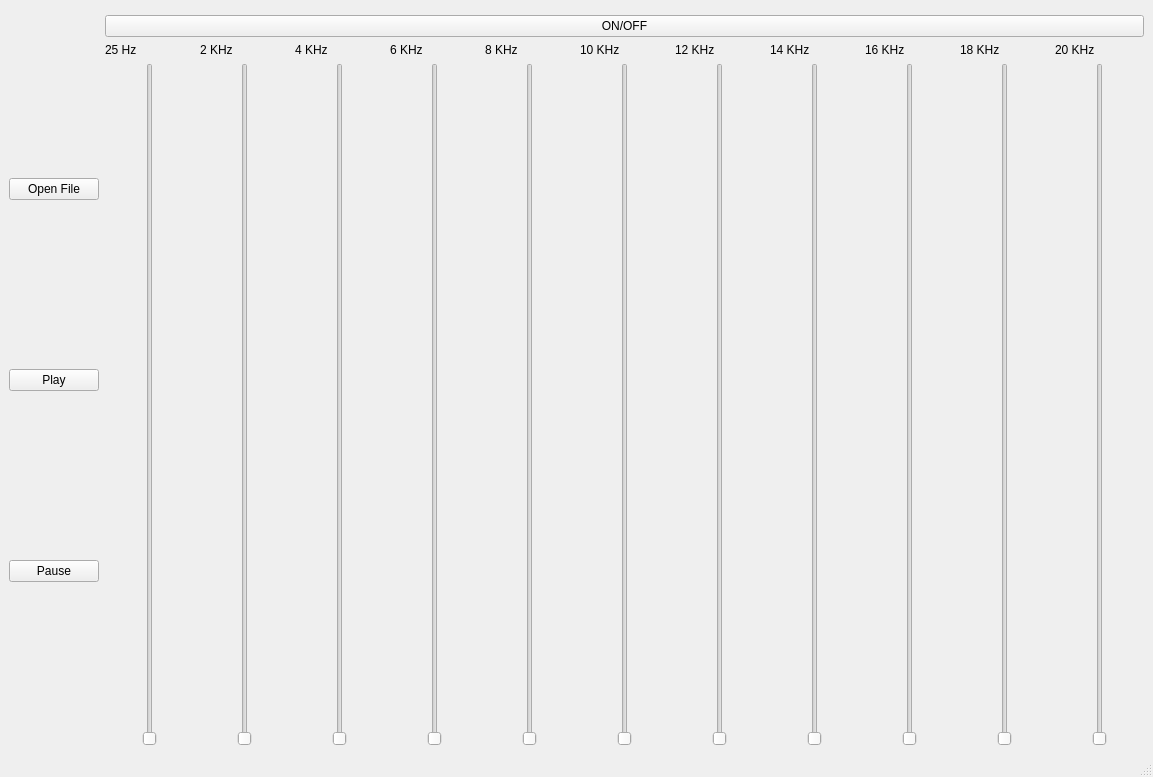
Before: the Qt Designer form UI.ui in ASquaredM/KawaiiDevs-Eq, drawn with Qt 5.
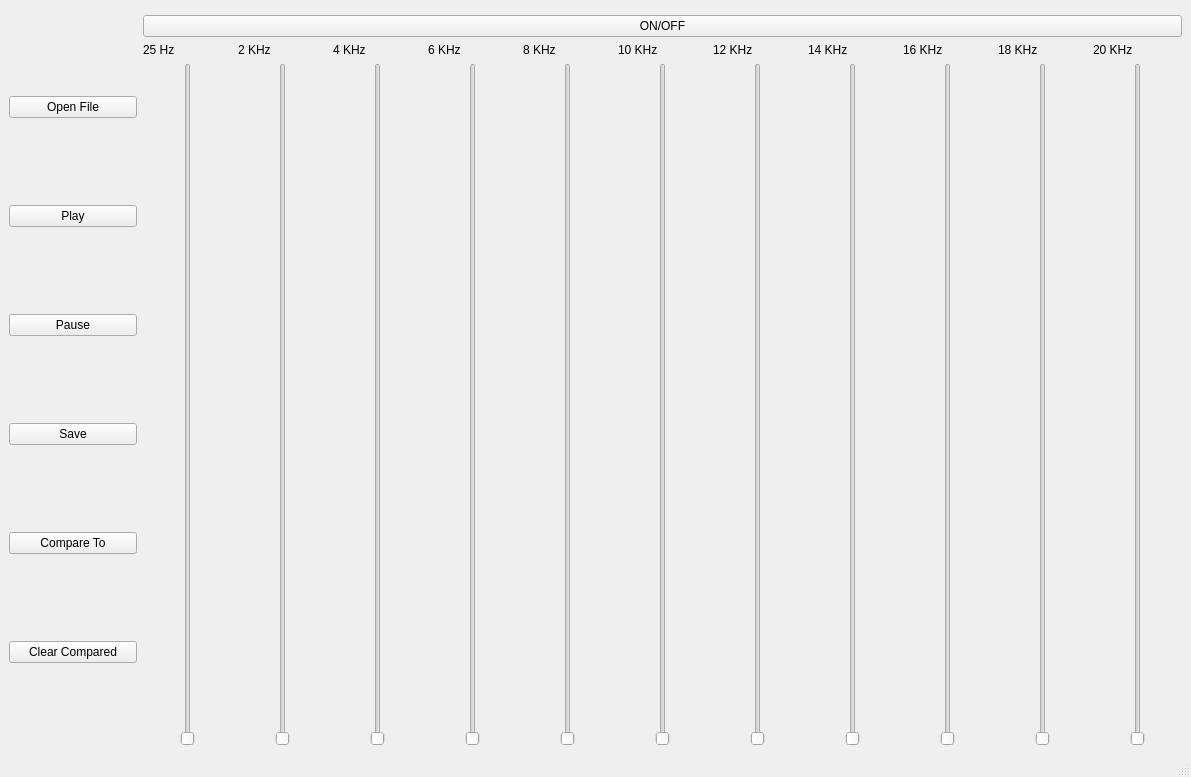
After: the same form once the commit is applied. Custom widgets are drawn as their Qt base class.

Patch:
```diff
--- a/UI.ui
+++ b/UI.ui
@@ -6,7 +6,7 @@
    <rect>
     <x>0</x>
     <y>0</y>
-    <width>1153</width>
+    <width>1191</width>
     <height>777</height>
    </rect>
   </property>
@@ -49,6 +49,27 @@
             </property>
            </widget>
           </item>
+          <item>
+           <widget class="QPushButton" name="SaveButton">
+            <property name="text">
+             <string>Save</string>
+            </property>
+           </widget>
+          </item>
+          <item>
+           <widget class="QPushButton" name="CompareButton">
+            <property name="text">
+             <string>Compare To</string>
+            </property>
+           </widget>
+          </item>
+          <item>
+           <widget class="QPushButton" name="ClearComparedButton">
+            <property name="text">
+             <string>Clear Compared</string>
+            </property>
+           </widget>
+          </item>
          </layout>
         </item>
         <item>
```
Left out of the diff: 8 changed lines with no effect on the pictures.
